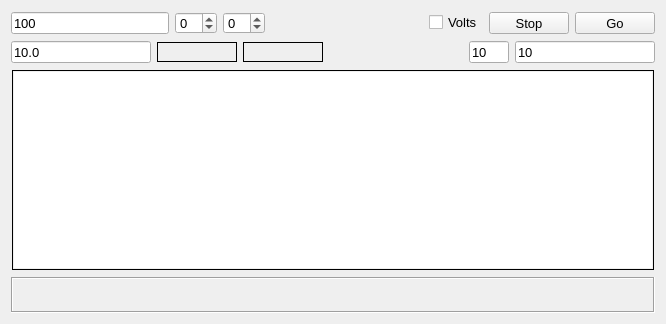
Before: the Qt Designer form hatdevice.ui in MccDv/mdihattest, drawn with Qt 5.
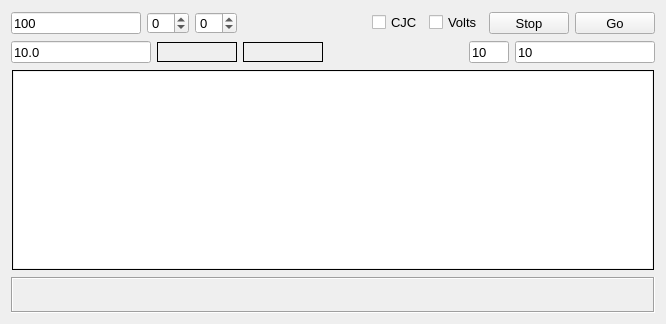
After: the same form once the commit is applied. Custom widgets are drawn as their Qt base class.

What changed in the file:
```diff
--- a/hatdevice.ui
+++ b/hatdevice.ui
@@ -137,6 +137,13 @@
         </property>
        </spacer>
       </item>
+      <item>
+       <widget class="QCheckBox" name="chkCJC">
+        <property name="text">
+         <string>CJC</string>
+        </property>
+       </widget>
+      </item>
       <item>
        <widget class="QCheckBox" name="chkVolts">
         <property name="text">
```
